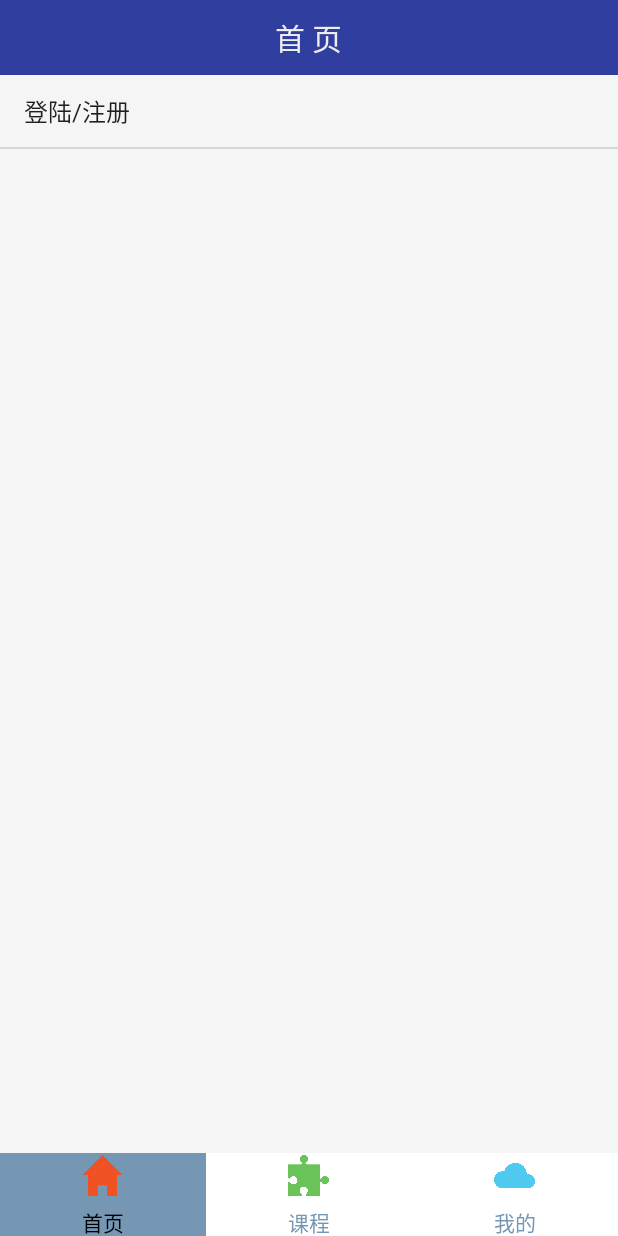
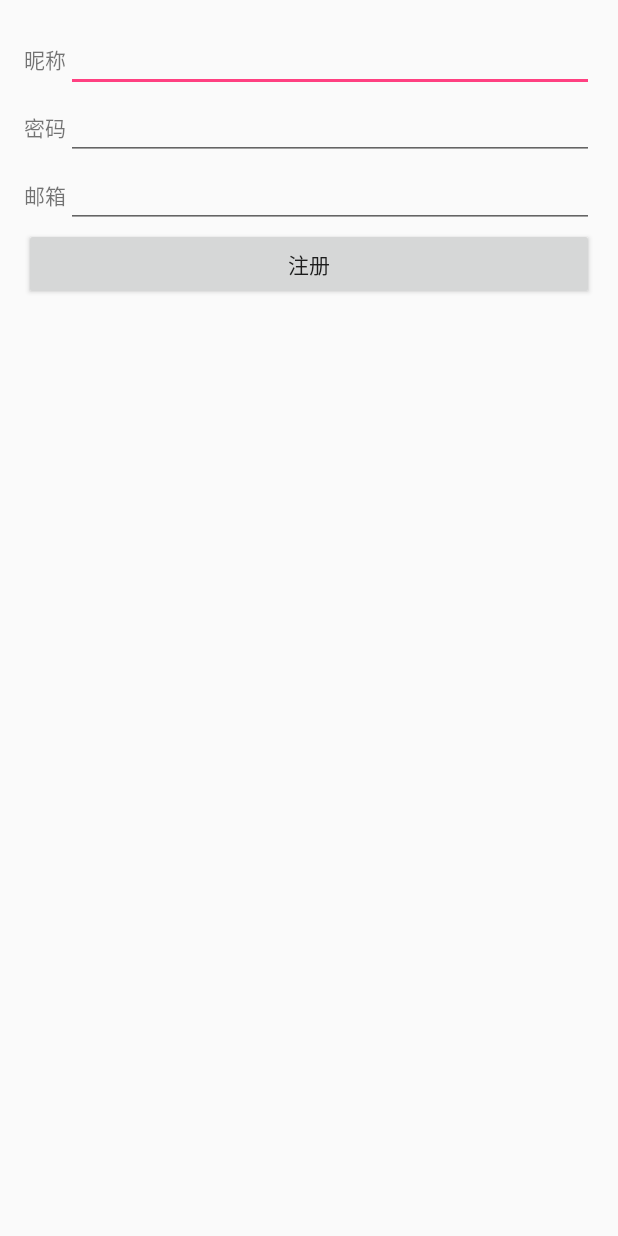
Before and after one commit to amazingye/DeerTutor, an Android app: the fragment MineFragment placed in its activity, after a tap on "登陆/注册", on a phone screen of 412 x 824 dp. Run offline under Robolectric (Android 15) with nearby library versions, the phone set to English and light mode, and no system bars; 1 statement that could not run was skipped.

Commit message:
register feature added

```diff
--- a/app/src/main/AndroidManifest.xml
+++ b/app/src/main/AndroidManifest.xml
@@ -2,17 +2,17 @@
 <manifest xmlns:android="http://schemas.android.com/apk/res/android"
     package="com.ye.deertutor">
 
-    <!--允许联网 -->
+    <!-- 允许联网 -->
     <uses-permission android:name="android.permission.INTERNET" />
-    <!--获取GSM（2g）、WCDMA（联通3g）等网络状态的信息  -->
+    <!-- 获取GSM（2g）、WCDMA（联通3g）等网络状态的信息 -->
     <uses-permission android:name="android.permission.ACCESS_NETWORK_STATE" />
-    <!--获取wifi网络状态的信息 -->
+    <!-- 获取wifi网络状态的信息 -->
     <uses-permission android:name="android.permission.ACCESS_WIFI_STATE" />
-    <!--保持CPU 运转，屏幕和键盘灯有可能是关闭的,用于文件上传和下载 -->
+    <!-- 保持CPU 运转，屏幕和键盘灯有可能是关闭的,用于文件上传和下载 -->
     <uses-permission android:name="android.permission.WAKE_LOCK" />
-    <!--获取sd卡写的权限，用于文件上传和下载-->
+    <!-- 获取sd卡写的权限，用于文件上传和下载 -->
     <uses-permission android:name="android.permission.WRITE_EXTERNAL_STORAGE" />
-    <!--允许读取手机状态 用于创建BmobInstallation-->
+    <!-- 允许读取手机状态 用于创建BmobInstallation -->
     <uses-permission android:name="android.permission.READ_PHONE_STATE" />
 
     <application
@@ -24,9 +24,11 @@
         <activity android:name=".MainActivity">
             <intent-filter>
                 <action android:name="android.intent.action.MAIN" />
+
                 <category android:name="android.intent.category.LAUNCHER" />
             </intent-filter>
         </activity>
+        <activity android:name=".RegisterActivity"></activity>
     </application>
 
 </manifest>
--- a/app/src/main/java/com/ye/deertutor/MainActivity.java
+++ b/app/src/main/java/com/ye/deertutor/MainActivity.java
@@ -42,7 +42,7 @@ public class MainActivity extends FragmentActivity implements View.OnClickListen
         fragmentManager = getSupportFragmentManager();
         initView();
         setChoiceItem(0);
-        Bmob.initialize(this, "Your Application ID");
+        Bmob.initialize(this, "cfe590c37becfa3b8042d7cadefaa0be");
     }
 
 
--- a/app/src/main/java/com/ye/deertutor/MineFragment.java
+++ b/app/src/main/java/com/ye/deertutor/MineFragment.java
@@ -1,6 +1,7 @@
 package com.ye.deertutor;
 
 
+import android.content.Intent;
 import android.os.Bundle;
 import android.support.v4.app.Fragment;
 import android.view.LayoutInflater;
@@ -44,6 +45,8 @@ public class MineFragment extends Fragment {
             public void onItemClick(AdapterView<?> adapterView, View view, int position, long id) {
                 switch (position){
                     case 0:
+                        Intent registerIntent = new Intent(getActivity(),RegisterActivity.class);
+                        startActivity(registerIntent);
                         break;
                 }
             }
--- /dev/null
+++ b/app/src/main/java/com/ye/deertutor/RegisterActivity.java
@@ -0,0 +1,58 @@
+package com.ye.deertutor;
+
+import android.app.Activity;
+import android.os.Bundle;
+import android.util.Log;
+import android.view.View;
+import android.widget.Button;
+import android.widget.EditText;
+import android.widget.Toast;
+
+import cn.bmob.v3.BmobUser;
+import cn.bmob.v3.exception.BmobException;
+import cn.bmob.v3.listener.SaveListener;
+
+public class RegisterActivity extends Activity implements View.OnClickListener{
+
+    private EditText nickNameEdit;
+    private EditText pswdEdit;
+    private EditText emailEdit;
+    private Button registerButton;
+    @Override
+    protected void onCreate(Bundle savedInstanceState) {
+        super.onCreate(savedInstanceState);
+        setContentView(R.layout.activity_register);
+        nickNameEdit = (EditText)findViewById(R.id.nicknameedit);
+        pswdEdit = (EditText)findViewById(R.id.pswdedit);
+        emailEdit = (EditText)findViewById(R.id.emailedit);
+        registerButton = (Button)findViewById(R.id.registerbutton);
+
+        registerButton.setOnClickListener(this);
+    }
+
+    @Override
+    public void onClick(View view) {
+        switch (view.getId()){
+            case R.id.registerbutton:
+                String nickName = nickNameEdit.getText().toString();
+                String pswd = pswdEdit.getText().toString();
+                String email = emailEdit.getText().toString();
+
+                BmobUser bmobUser = new BmobUser();
+                bmobUser.setUsername(nickName);
+                bmobUser.setPassword(pswd);
+                bmobUser.setEmail(email);
+                bmobUser.signUp(new SaveListener<BmobUser>() {
+                    @Override
+                    public void done(BmobUser s, BmobException e) {
+                        if(e==null){
+                            Toast.makeText(RegisterActivity.this,
+                                    "succeed",Toast.LENGTH_LONG).show();
+                        }else{
+                            e.printStackTrace();
+                        }
+                    }
+                });
+        }
+    }
+}
--- /dev/null
+++ b/app/src/main/res/layout/activity_register.xml
@@ -0,0 +1,53 @@
+<?xml version="1.0" encoding="utf-8"?>
+<TableLayout xmlns:android="http://schemas.android.com/apk/res/android"
+    xmlns:tools="http://schemas.android.com/tools"
+    android:id="@+id/activity_register"
+    android:layout_width="match_parent"
+    android:layout_height="match_parent"
+    android:paddingBottom="@dimen/activity_vertical_margin"
+    android:paddingLeft="@dimen/activity_horizontal_margin"
+    android:paddingRight="@dimen/activity_horizontal_margin"
+    android:paddingTop="@dimen/activity_vertical_margin"
+    android:stretchColumns="1"
+    tools:context="com.ye.deertutor.RegisterActivity">
+
+    <TableRow>
+        <TextView
+            android:layout_height="wrap_content"
+            android:text="昵称" />
+
+        <EditText
+            android:id="@+id/nicknameedit"
+            android:layout_height="wrap_content" />
+    </TableRow>
+
+    <TableRow>
+        <TextView
+            android:layout_height="wrap_content"
+            android:text="密码"/>
+
+        <EditText
+            android:id="@+id/pswdedit"
+            android:layout_height="wrap_content" />
+
+    </TableRow>
+
+    <TableRow>
+        <TextView
+            android:layout_height="wrap_content"
+            android:text="邮箱"/>
+
+        <EditText
+            android:layout_height="wrap_content"
+            android:id="@+id/emailedit" />
+
+    </TableRow>
+
+    <TableRow>
+        <Button
+            android:id="@+id/registerbutton"
+            android:text="注册"
+            android:layout_span="2"/>
+    </TableRow>
+
+</TableLayout>
```
